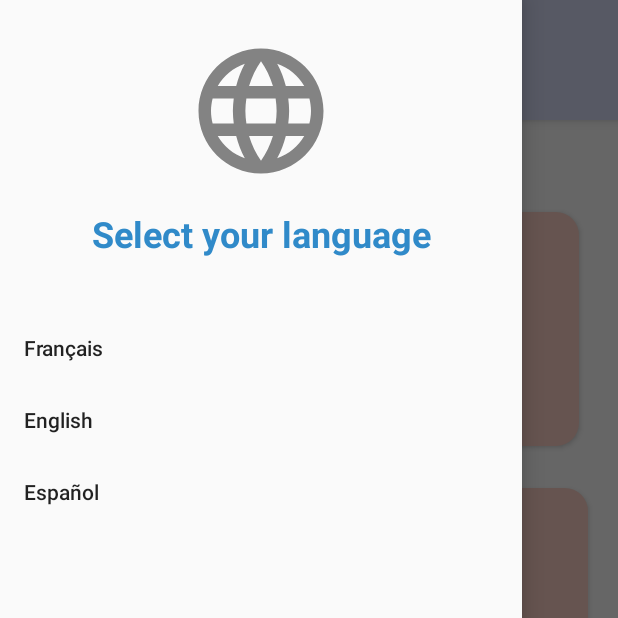
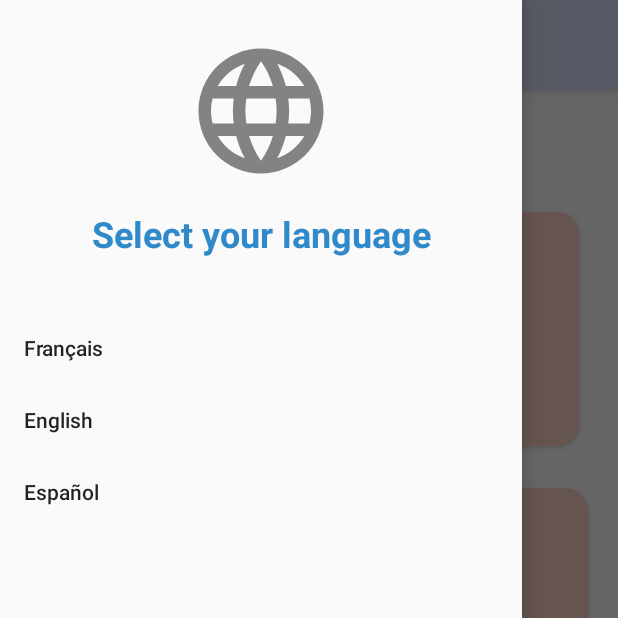
Before and after one commit to JazBass/InquilinOS, an Android app: the screen it shows after launch (MainActivity), with the side drawer open, on a phone screen of 412 x 824 dp, the top half of it. Run offline under Robolectric (Android 15) with nearby library versions, the phone set to English and light mode, and no system bars; libraries missing offline, so code that uses them is left out: pub.devrel.easypermissions; 3 statements that could not run were skipped.

Commit message:
Not much but I wanted to commit

```diff
--- a/app/src/main/java/com/mycityhome/InquilinOs/MainActivity.java
+++ b/app/src/main/java/com/mycityhome/InquilinOs/MainActivity.java
@@ -1,6 +1,7 @@
 package com.mycityhome.InquilinOs;
 
 import androidx.annotation.NonNull;
+import androidx.appcompat.app.ActionBar;
 import androidx.appcompat.app.AppCompatActivity;
 import androidx.appcompat.widget.Toolbar;
 import androidx.core.view.GravityCompat;
@@ -151,10 +152,14 @@ public class MainActivity extends AppCompatActivity implements EasyPermissions.P
     private void setToolBar() {
         setSupportActionBar(toolbar);
         if (getSupportActionBar() != null) {
-            getSupportActionBar().setDisplayHomeAsUpEnabled(true);
+            ActionBar actionBar = getSupportActionBar();
+            actionBar.setDisplayShowTitleEnabled(false);
+            actionBar.setDisplayShowCustomEnabled(true);
+            actionBar.setDisplayUseLogoEnabled(true);
+            actionBar.setDisplayShowHomeEnabled(true);
+            actionBar.setDisplayHomeAsUpEnabled(true);
+            actionBar.setHomeAsUpIndicator(R.drawable.ic_menu_lang);
             //TODO: Change logo size
-            getSupportActionBar().setDisplayUseLogoEnabled(true);
-            getSupportActionBar().setHomeAsUpIndicator(R.drawable.ic_menu_lang);
         }
     }
 
@@ -363,6 +368,4 @@ public class MainActivity extends AppCompatActivity implements EasyPermissions.P
             }
         });
     }
-
-
 }
--- a/app/src/main/res/layout/activity_initial.xml
+++ b/app/src/main/res/layout/activity_initial.xml
@@ -24,9 +24,8 @@
             <androidx.appcompat.widget.Toolbar
                 android:id="@+id/toolbar"
                 android:layout_width="match_parent"
-                android:layout_height="80dp"
+                android:layout_height="60dp"
                 android:background="@color/blueBack"
-                android:collapseIcon="@drawable/ic_menu_lang"
                 android:elevation="4dp"
                 android:paddingEnd="55dp"
                 android:theme="@style/ThemeOverlay.AppCompat.ActionBar"
@@ -34,7 +33,7 @@
                 app:layout_constraintStart_toStartOf="parent"
                 app:layout_constraintTop_toTopOf="parent"
                 app:popupTheme="@style/ThemeOverlay.AppCompat.Light"
-                tools:ignore="RtlSymmetry" />
+                tools:ignore="RtlSymmetry"/>
 
             <androidx.constraintlayout.widget.ConstraintLayout
                 android:layout_width="match_parent"
```
